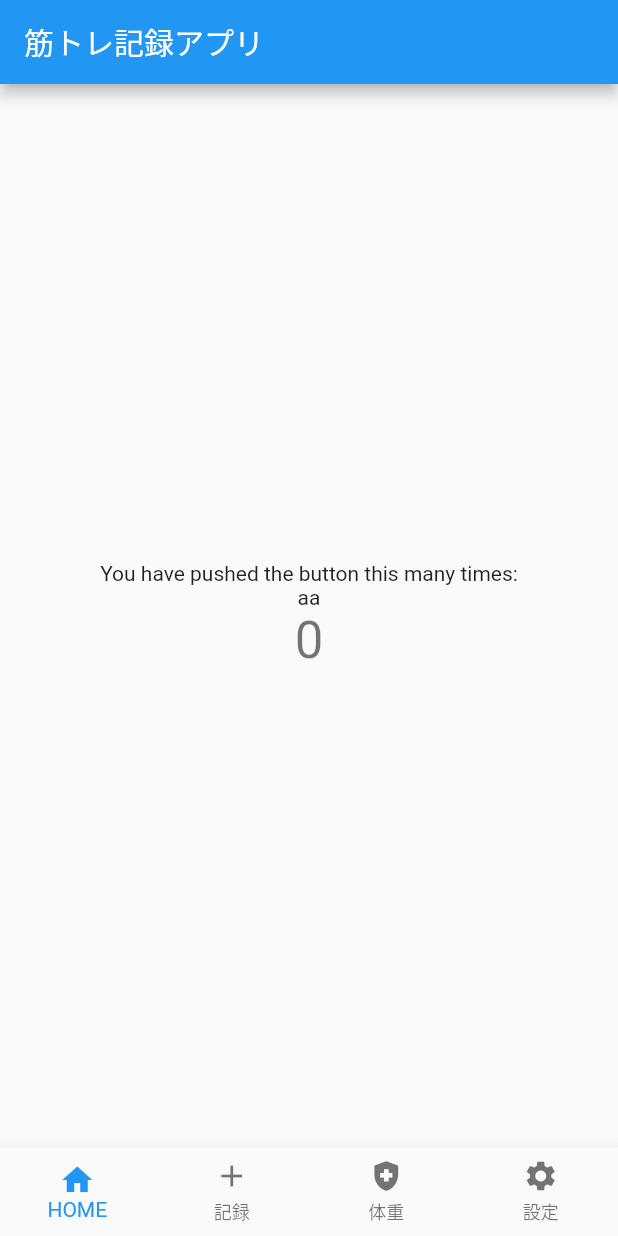
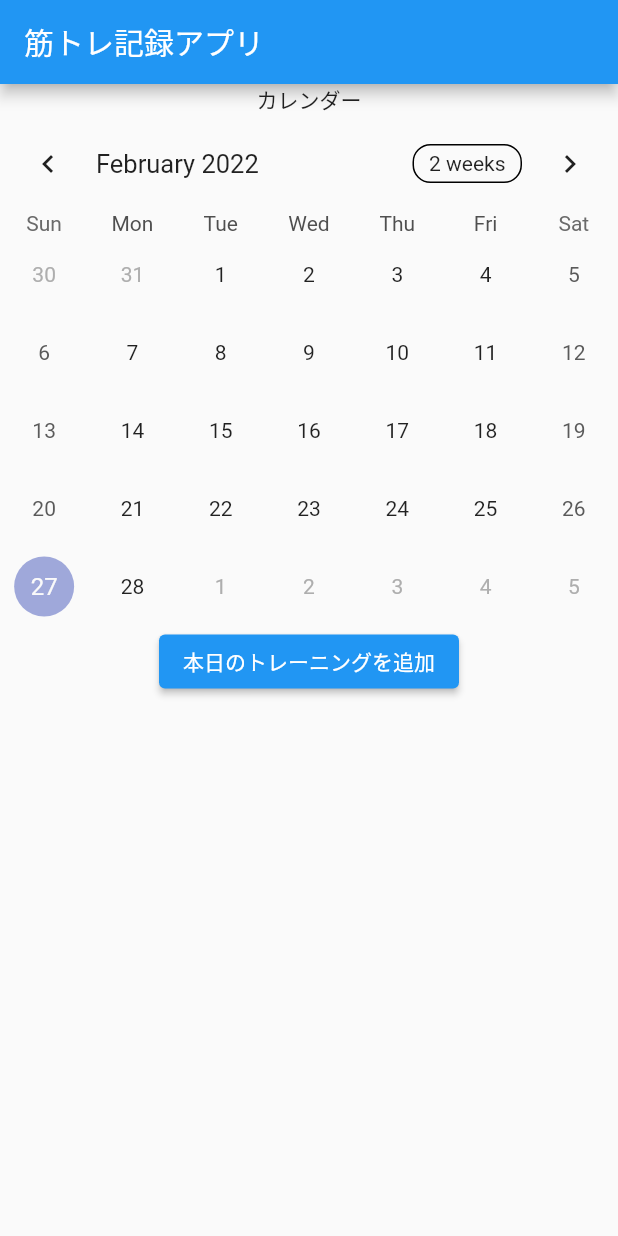
Before and after one commit to kos-san/training_note, a Flutter app: the screen it shows after launch, on a phone screen of 412 x 824 dp. Run offline on Flutter 3.47's test engine with Material 2 defaults, Android fonts, the phone set to English and light mode, and no system bars; drawn by our look-alikes of table_calendar.

Commit message:
カレンダー追加

```diff
--- a/lib/main.dart
+++ b/lib/main.dart
@@ -1,5 +1,7 @@
 import 'package:flutter/material.dart';
 import 'package:training_note/view/parts/navigation_bar.dart';
+import 'package:training_note/view/parts/home_page.dart';
+
 
 void main() {
   runApp(const MyApp());
@@ -43,26 +45,9 @@ class _MyHomePageState extends State<MyHomePage> {
   Widget build(BuildContext context) {
     return Scaffold(
       appBar: AppBar(
-        title: Text(widget.title),
+        title: Text('筋トレ記録アプリ'),
       ),
-      body: Center(
-        child: Column(
-          mainAxisAlignment: MainAxisAlignment.center,
-          children: <Widget>[
-            const Text(
-              'You have pushed the button this many times:',
-            ),
-            const Text(
-              'aa',
-            ),
-            Text(
-              '$_counter',
-              style: Theme.of(context).textTheme.headline4,
-            ),
-          ],
-        ),
-      ),
-      bottomNavigationBar: NavBar.bottomNavigationBar()
+      body: HomePage(),
       );
   }
 }
--- /dev/null
+++ b/lib/view/parts/home_page.dart
@@ -0,0 +1,34 @@
+import 'package:flutter/material.dart';
+import 'package:table_calendar/table_calendar.dart';
+
+class HomePage extends StatefulWidget {
+  const HomePage({Key? key}) : super(key: key);
+
+  @override
+  _HomePageState createState() => _HomePageState();
+}
+
+class _HomePageState extends State<HomePage> {
+  @override
+  Widget build(BuildContext context) {
+    return Scaffold(
+      body: Column(
+        crossAxisAlignment: CrossAxisAlignment.center,
+        children: [
+          Text('カレンダー'),
+          TableCalendar(
+              focusedDay: DateTime.now(),
+              firstDay: DateTime.utc(2020, 1, 1),
+              lastDay: DateTime.utc(2030, 1, 1),
+          ),
+          ElevatedButton(
+              onPressed: (){
+                print('本日のトレーニングを追加');
+              },
+              child: Text('本日のトレーニングを追加'),
+          ),
+        ],
+      )
+    );
+  }
+}
--- a/pubspec.yaml
+++ b/pubspec.yaml
@@ -29,6 +29,7 @@ environment:
 dependencies:
   flutter:
     sdk: flutter
+  table_calendar: ^3.0.4
 
 
   # The following adds the Cupertino Icons font to your application.
```
Also changed, not shown: pubspec.lock.
